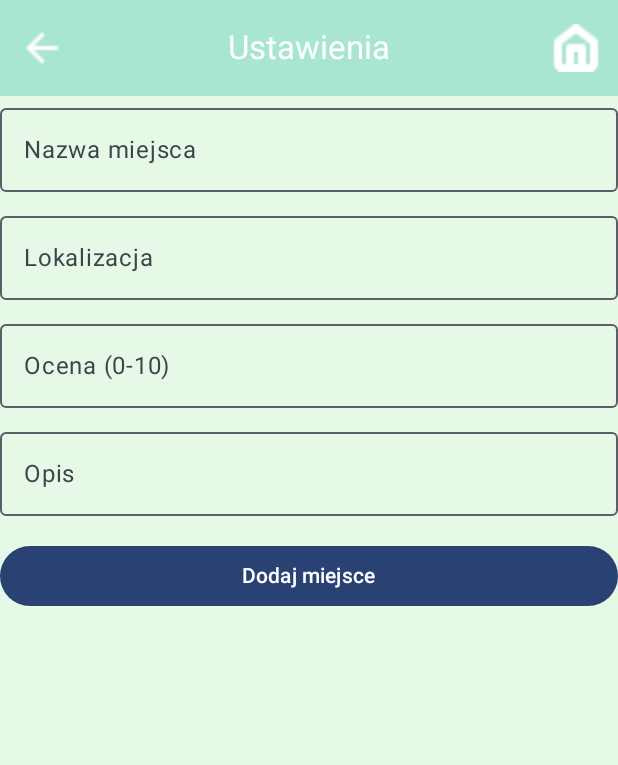
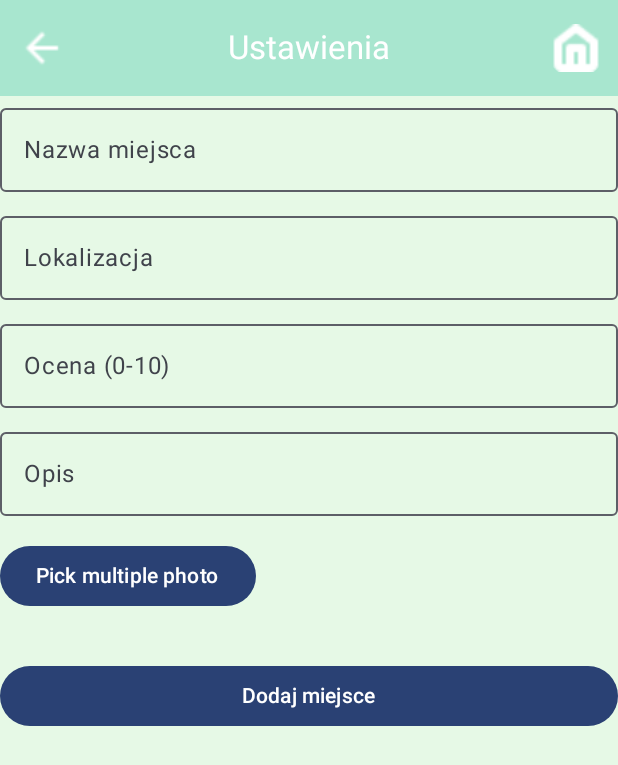
Before and after one commit to Tiboreusz/AM-Projekt, an Android app built with Jetpack Compose: the AddPlaceScreen screen opened through its navigation route, on a phone screen of 412 x 824 dp. Shown: the top 765 px of the screen. Run offline under Robolectric (Android 15) with nearby library versions, the phone set to English and light mode, and no system bars; our stand-ins replace Room's generated code.

Commit message:
Photo URI add grid

```diff
--- a/app/build.gradle.kts
+++ b/app/build.gradle.kts
@@ -68,7 +68,7 @@ dependencies {
 //    implementation ("androidx.compose.foundation:foundation:1.3.0")
     debugImplementation("androidx.compose.ui:ui-tooling:1.6.0")
     implementation("androidx.compose.foundation:foundation:1.4.3")
-
+    implementation("io.coil-kt:coil-compose:2.2.0")
     testImplementation(libs.junit)
     androidTestImplementation(libs.androidx.junit)
     androidTestImplementation(libs.androidx.espresso.core)
--- a/app/src/main/java/com/example/am_projekt/ui/screens/AddPlace.kt
+++ b/app/src/main/java/com/example/am_projekt/ui/screens/AddPlace.kt
@@ -13,11 +13,24 @@ import com.example.am_projekt.model.Place
 import com.example.am_projekt.viewmodels.PlaceViewModel
 import com.example.am_projekt.viewmodels.PlaceViewModelFactory
 import android.app.Application
+import android.net.Uri
+import androidx.activity.compose.rememberLauncherForActivityResult
+import androidx.activity.result.PickVisualMediaRequest
+import androidx.activity.result.contract.ActivityResultContracts
 import androidx.compose.foundation.background
+import androidx.compose.foundation.clickable
+import androidx.compose.foundation.lazy.LazyColumn
+import androidx.compose.foundation.lazy.LazyRow
+import androidx.compose.foundation.lazy.grid.GridCells
+import androidx.compose.foundation.lazy.grid.LazyVerticalGrid
+import androidx.compose.foundation.lazy.grid.items
+import androidx.compose.foundation.lazy.items
 import androidx.compose.ui.Alignment
 import androidx.compose.ui.graphics.Color
+import androidx.compose.ui.layout.ContentScale
 import androidx.compose.ui.res.painterResource
 import androidx.navigation.NavController
+import coil.compose.AsyncImage
 
 
 @Composable
@@ -33,6 +46,14 @@ fun AddPlaceScreen(
     var location by remember { mutableStateOf("") }
     var rating by remember { mutableStateOf("") }
     var description by remember { mutableStateOf("") }
+
+    var selectedPhotosUris by remember{ mutableStateOf<List<Uri>>(emptyList())}
+
+    val multiplePhotoPickerLauncher = rememberLauncherForActivityResult(
+        contract = ActivityResultContracts.PickMultipleVisualMedia(),
+        onResult = {uris -> selectedPhotosUris = uris}
+    )
+
 
     Scaffold(
         topBar={AddPlaceTopBar(navController)},
@@ -82,6 +103,32 @@ fun AddPlaceScreen(
                     label = { Text("Opis") },
                     modifier = Modifier.fillMaxWidth()
                 )
+
+                Spacer(modifier = Modifier.height(16.dp))
+
+                Button(onClick = {
+                    multiplePhotoPickerLauncher.launch(
+                        PickVisualMediaRequest(ActivityResultContracts.PickVisualMedia.ImageOnly)
+                    )
+                }){
+                    Text("Pick multiple photo")
+                }
+
+                Spacer(modifier = Modifier.height(16.dp))
+
+
+                LazyVerticalGrid(columns = GridCells.Fixed(3)) {
+                    items(selectedPhotosUris) { uri ->
+                        AsyncImage(
+                            model = uri,
+                            contentScale = ContentScale.FillWidth,
+                            contentDescription = null,
+                            modifier = Modifier
+                                .padding(16.dp, 8.dp)
+                                .size(128.dp)
+                        )
+                    }
+                }
 
                 Spacer(modifier = Modifier.height(16.dp))
 
```
